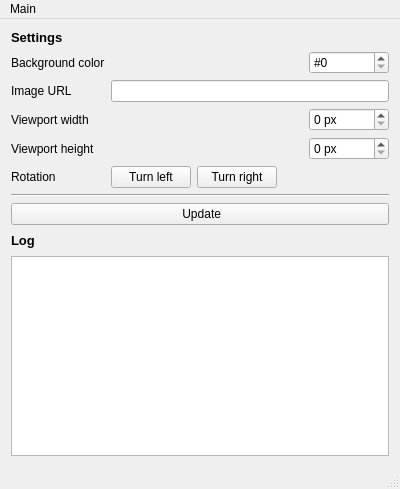
The window that mainwindow.ui (etnmich/img-viewer-alpha) describes before a commit, drawn with Qt 5.
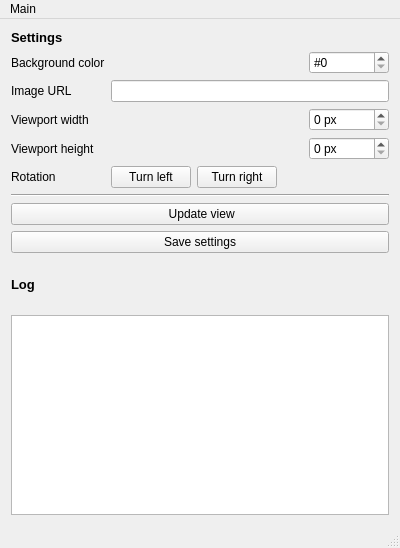
The same window after the commit.

What changed in the file:
```diff
--- a/mainwindow.ui
+++ b/mainwindow.ui
@@ -7,7 +7,7 @@
     <x>0</x>
     <y>0</y>
     <width>400</width>
-    <height>489</height>
+    <height>548</height>
    </rect>
   </property>
   <property name="sizePolicy">
@@ -261,7 +261,14 @@
       <item>
        <widget class="QPushButton" name="updateButton">
         <property name="text">
-         <string> Update</string>
+         <string> Update view</string>
+        </property>
+       </widget>
+      </item>
+      <item>
+       <widget class="QPushButton" name="saveButton">
+        <property name="text">
+         <string>Save settings</string>
         </property>
        </widget>
       </item>
```
Left out of the diff: 2 changed lines with no effect on the pictures.
